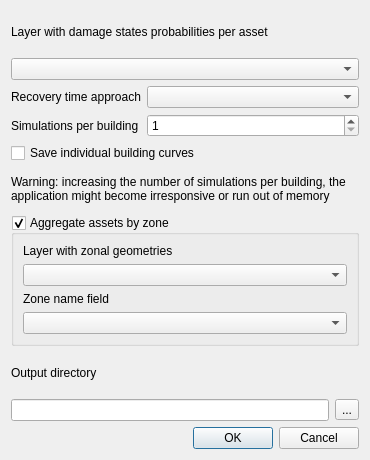
gem/oq-irmt-qgis, file svir/ui/ui_recovery_modeling.ui: the form before one commit.
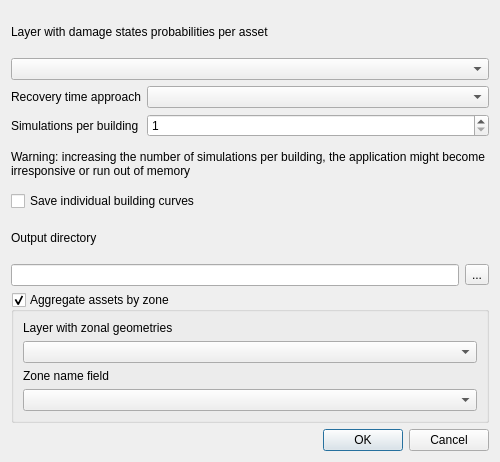
The form after the commit.

Commit message: Add multiselect widget to choose fields with damage state probabilities

What changed in the file:
```diff
--- a/svir/ui/ui_recovery_modeling.ui
+++ b/svir/ui/ui_recovery_modeling.ui
@@ -9,8 +9,8 @@
    <rect>
     <x>0</x>
     <y>0</y>
-    <width>370</width>
-    <height>460</height>
+    <width>500</width>
+    <height>462</height>
    </rect>
   </property>
   <property name="sizePolicy">
@@ -19,6 +19,12 @@
     <verstretch>0</verstretch>
    </sizepolicy>
   </property>
+  <property name="minimumSize">
+   <size>
+    <width>500</width>
+    <height>0</height>
+   </size>
+  </property>
   <property name="windowTitle">
    <string>Recovery Modeling</string>
   </property>
@@ -30,6 +36,11 @@
     <enum>QLayout::SetMinimumSize</enum>
    </property>
    <item>
+    <layout class="QVBoxLayout" name="vLayout">
+     <property name="topMargin">
+      <number>0</number>
+     </property>
+     <item>
     <widget class="QLabel" name="label_4">
      <property name="text">
       <string>Layer with damage states probabilities per asset</string>
@@ -73,13 +84,6 @@
      </item>
     </layout>
    </item>
-   <item>
-    <widget class="QCheckBox" name="save_bldg_curves_check">
-     <property name="text">
-      <string>Save individual building curves</string>
-     </property>
-    </widget>
-   </item>
    <item>
     <widget class="QLabel" name="label_6">
      <property name="styleSheet">
@@ -93,6 +97,37 @@
      </property>
     </widget>
    </item>
+     <item>
+      <widget class="QCheckBox" name="save_bldg_curves_check">
+       <property name="text">
+        <string>Save individual building curves</string>
+       </property>
+      </widget>
+     </item>
+     <item>
+      <widget class="QLabel" name="label_5">
+       <property name="text">
+        <string>Output directory</string>
+       </property>
+      </widget>
+     </item>
+     <item>
+      <layout class="QHBoxLayout" name="horizontalLayout">
+       <property name="topMargin">
+        <number>0</number>
+       </property>
+       <item>
+        <widget class="QLineEdit" name="output_data_dir_le"/>
+       </item>
+       <item>
+        <widget class="QToolButton" name="output_data_dir_btn">
+         <property name="text">
+          <string>...</string>
+         </property>
+        </widget>
+       </item>
+      </layout>
+     </item>
    <item>
     <widget class="QGroupBox" name="integrate_svi_check">
      <property name="title">
@@ -123,28 +158,6 @@
        <widget class="QComboBox" name="zone_field_name_cbx"/>
       </item>
      </layout>
-    </widget>
-   </item>
-   <item>
-    <widget class="QLabel" name="label_5">
-     <property name="text">
-      <string>Output directory</string>
-     </property>
-    </widget>
-   </item>
-   <item>
-    <layout class="QHBoxLayout" name="horizontalLayout">
-     <property name="topMargin">
-      <number>0</number>
-     </property>
-     <item>
-      <widget class="QLineEdit" name="output_data_dir_le"/>
-     </item>
-     <item>
-      <widget class="QToolButton" name="output_data_dir_btn">
-       <property name="text">
-        <string>...</string>
-       </property>
       </widget>
      </item>
     </layout>
```
Lines whose indentation alone changed are shown as unchanged. The commit also changes 5 other files.
